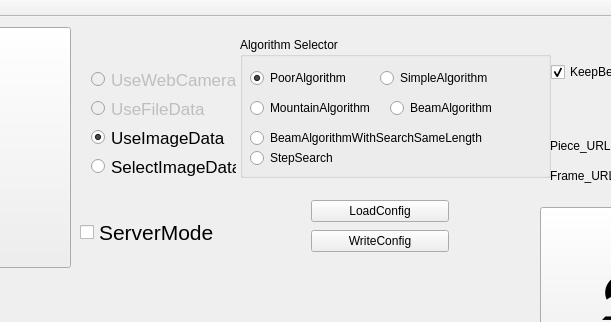
This is Hazama/hazama.ui in tnct-spc/procon2017-comp as Qt 5 draws it before an edit; both pictures show x 310 to 921 and y 0 to 322 of the 1230 by 606 pixel window. The edited form follows.
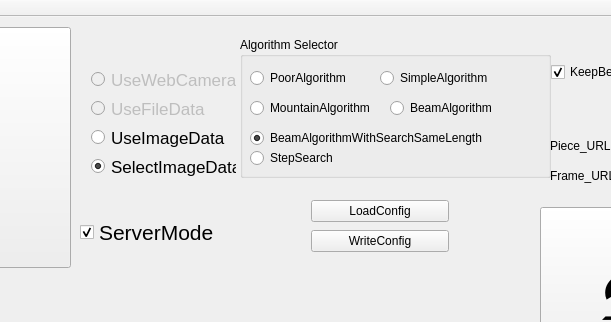
This is the edited form.

Commit message: [cleanchange] デフォルトのボタンクリックを変更

Patch:
```diff
--- a/Hazama/hazama.ui
+++ b/Hazama/hazama.ui
@@ -49,6 +49,9 @@
     <property name="text">
      <string>ServerMode</string>
     </property>
+    <property name="checked">
+     <bool>true</bool>
+    </property>
    </widget>
    <widget class="QGroupBox" name="algorithmSelector">
     <property name="geometry">
@@ -74,6 +77,9 @@
      <property name="text">
       <string>BeamAlgorithmWithSearchSameLength</string>
      </property>
+     <property name="checked">
+      <bool>true</bool>
+     </property>
     </widget>
     <widget class="QRadioButton" name="algo3">
      <property name="geometry">
@@ -127,7 +133,7 @@
       <string>PoorAlgorithm</string>
      </property>
      <property name="checked">
-      <bool>true</bool>
+      <bool>false</bool>
      </property>
     </widget>
     <widget class="QRadioButton" name="algo5">
@@ -309,7 +315,7 @@
         <string>UseImageData</string>
        </property>
        <property name="checked">
-        <bool>true</bool>
+        <bool>false</bool>
        </property>
       </widget>
      </item>
@@ -324,7 +330,7 @@
         <string>SelectImageData</string>
        </property>
        <property name="checked">
-        <bool>false</bool>
+        <bool>true</bool>
        </property>
       </widget>
      </item>
```
